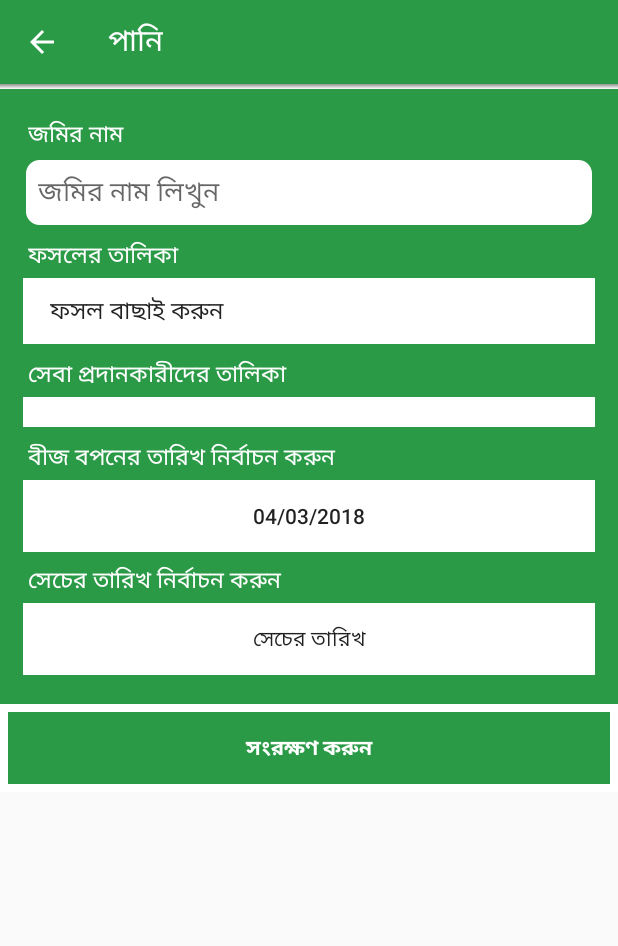
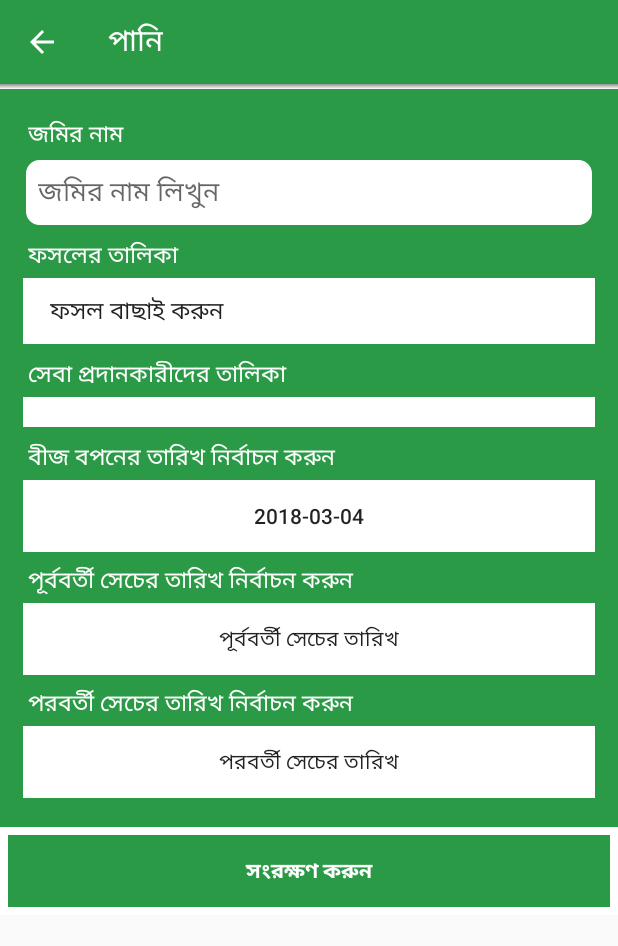
Before and after one commit to SyedMiraj/Pani, an Android app: the FieldDetailsInputActivity screen opened directly, with no data from a screen before it, on a phone screen of 412 x 824 dp. Shown: the top 946 px of the screen. Run offline under Robolectric (Android 15) with nearby library versions, the phone set to English and light mode, and no system bars; libraries missing offline, so code that uses them is left out: com.loopj.android, cz.msebera.android; 2 statements that could not run were skipped.

Commit message:
Change the fields details input class with previous and new irrigational date button

```diff
--- a/app/src/main/java/miraj/biid/com/pani_200/FarmerFieldListActivity.java
+++ b/app/src/main/java/miraj/biid/com/pani_200/FarmerFieldListActivity.java
@@ -93,7 +93,10 @@ public class FarmerFieldListActivity extends AppCompatActivity {
                             field.setFieldSowingDate(fieldObject.getString("field_sowing_date"));
                             field.setLspId(fieldObject.getString("lsp_id"));
                             field.setIrrigationDone(fieldObject.getString("irrigation_done").equals("1") ? true : false);
-//                            field.setRequestedReSchedule(fieldObject.getString("reschedule").equals("1") ? true : false);
+                            if(fieldObject.getString("prev_irrigation_date") != "null")
+                            field.setFieldPrevIrrigationDate(fieldObject.getString("prev_irrigation_date"));
+                            if(fieldObject.getString("next_irrigation_date") != "null")
+                            field.setFieldNextIrrigationDate(fieldObject.getString("next_irrigation_date"));
                             field.setIrrigationOff(fieldObject.getString("irrigation_off").equals("1")?true:false);
                             fieldList.add(field);
                         }
--- a/app/src/main/java/miraj/biid/com/pani_200/ImageUploading.java
+++ b/app/src/main/java/miraj/biid/com/pani_200/ImageUploading.java
@@ -134,6 +134,7 @@ public class ImageUploading extends AppCompatActivity implements View.OnClickLis
     }
 
     private void uploadImageActivity(List<String> imageList) {
+        uploadBtn.setClickable(false);
         String url = "http://bijoya.org/public/api/fields_image";
         if(imageList != null){
             for(String imagePath : imageList){
--- a/app/src/main/java/miraj/biid/com/pani_200/LSPFieldListActivity.java
+++ b/app/src/main/java/miraj/biid/com/pani_200/LSPFieldListActivity.java
@@ -188,8 +188,6 @@ public class LSPFieldListActivity extends AppCompatActivity{
         TextView suggestionTv= (TextView) dialog.findViewById(R.id.lspSuggestionTv);
         final Button setIrriDateBtn= (Button) dialog.findViewById(R.id.lspNextIrrigationDateBtn);
         Button saveIrriDateBtn= (Button) dialog.findViewById(R.id.lspSaveNextIrrigationBtn);
-
-        suggestionTv.setText(field.getSuggestion());
         fieldName.setText(field.getFieldName());
         farmerName.setText(field.getFarmerName());
         farmerAddress.setText(field.getFarmerAddress());
--- a/app/src/main/java/miraj/biid/com/pani_200/LSPScheduleActivity.java
+++ b/app/src/main/java/miraj/biid/com/pani_200/LSPScheduleActivity.java
@@ -122,7 +122,7 @@ public class LSPScheduleActivity extends AppCompatActivity{
                             field.setLspId(fieldObject.getString("lsp_id"));
                             field.setFieldLocation(fieldObject.getString("location"));
                             field.setFieldSowingDate(fieldObject.getString("field_sowing_date"));
-                            field.setFieldIrrigationDate(fieldObject.getString("irrigation_date"));
+                            field.setFieldNextIrrigationDate(fieldObject.getString("next_irrigation_date"));
 
                             fieldArrayList.add(field);
                         }
--- a/app/src/main/res/layout/field_input_layout.xml
+++ b/app/src/main/res/layout/field_input_layout.xml
@@ -77,15 +77,30 @@
                 android:textColor="#fff"
                 android:textSize="15sp"
                 android:padding="3dp"
-                android:text="সেচের তারিখ নির্বাচন করুন"/>
+                android:text="@string/fil_prev_irrigation_txt"/>
             <Button
-                android:id="@+id/fieldIrrigationDateBtn"
+                android:id="@+id/fieldPrevIrrigationDateBtn"
                 android:layout_width="match_parent"
                 android:layout_height="wrap_content"
                 android:background="#fff"
                 android:padding="5dp"
                 android:layout_marginBottom="4dp"
-                android:text="সেচের তারিখ"/>
+                android:text="@string/fil_prev_irrigation"/>
+            <TextView
+                android:layout_width="match_parent"
+                android:layout_height="wrap_content"
+                android:textColor="#fff"
+                android:textSize="15sp"
+                android:padding="3dp"
+                android:text="@string/fil_next_irrigation_txt"/>
+            <Button
+                android:id="@+id/fieldNextIrrigationDateBtn"
+                android:layout_width="match_parent"
+                android:layout_height="wrap_content"
+                android:background="#fff"
+                android:padding="5dp"
+                android:layout_marginBottom="4dp"
+                android:text="@string/fil_next_irrigation"/>
             <LinearLayout
               android:id="@+id/fieldViewDetailsLayout"
               android:layout_width="match_parent"
@@ -115,15 +130,15 @@
                       android:checked="true"
                       android:textOff="@string/fil_irrOn"/>
                 </LinearLayout>
-                <CheckBox
-                  android:id="@+id/fieldDetailsIrrigationDoneRadioBtn"
-                  android:layout_width="wrap_content"
-                  android:layout_height="wrap_content"
-                  android:textColor="#fff"
-                  android:padding="10dp"
-                  android:textSize="18sp"
-                  android:textStyle="bold"
-                  android:text="@string/fil_irrComp"/>
+                <!--<CheckBox-->
+                  <!--android:id="@+id/fieldDetailsIrrigationDoneRadioBtn"-->
+                  <!--android:layout_width="wrap_content"-->
+                  <!--android:layout_height="wrap_content"-->
+                  <!--android:textColor="#fff"-->
+                  <!--android:padding="10dp"-->
+                  <!--android:textSize="18sp"-->
+                  <!--android:textStyle="bold"-->
+                  <!--android:text="@string/fil_irrComp"/>-->
             </LinearLayout>
         </LinearLayout>
         <Button
--- a/app/src/main/res/values/strings.xml
+++ b/app/src/main/res/values/strings.xml
@@ -81,7 +81,12 @@
     <string name="fil_irrComp">"সেচ শেষ হয়েছে ?"</string>
     <string name="fil_updateField">"জমির অবস্থান আপডেট করুন"</string>
     <string name="fil_delete">"বাতিল করুন"</string>
+    <string name="fil_prev_irrigation_txt">"পূর্ববর্তী সেচের তারিখ নির্বাচন করুন"</string>
+    <string name="fil_prev_irrigation">"পূর্ববর্তী সেচের তারিখ"</string>
+    <string name="fil_next_irrigation_txt">"পরবর্তী সেচের তারিখ নির্বাচন করুন"</string>
+    <string name="fil_next_irrigation">"পরবর্তী সেচের তারিখ"</string>
     <string name="fil_save">"সংরক্ষণ করুন"</string>
+
     <string name="computing">গণনা চলছে</string>
     <string name="pal_photo_select">ছবি নির্বাচন</string>
     <string name="pal_photo_analyze">বিশ্লেষন</string>
```
Also changed, not shown: app/src/main/java/miraj/biid/com/pani_200/Field.java (+14 -14 lines), app/src/main/java/miraj/biid/com/pani_200/FieldDetailsInputActivity.java (+47 -25 lines), app/src/main/java/miraj/biid/com/pani_200/SingleScheduleFragment.java (+1 -10 lines).
